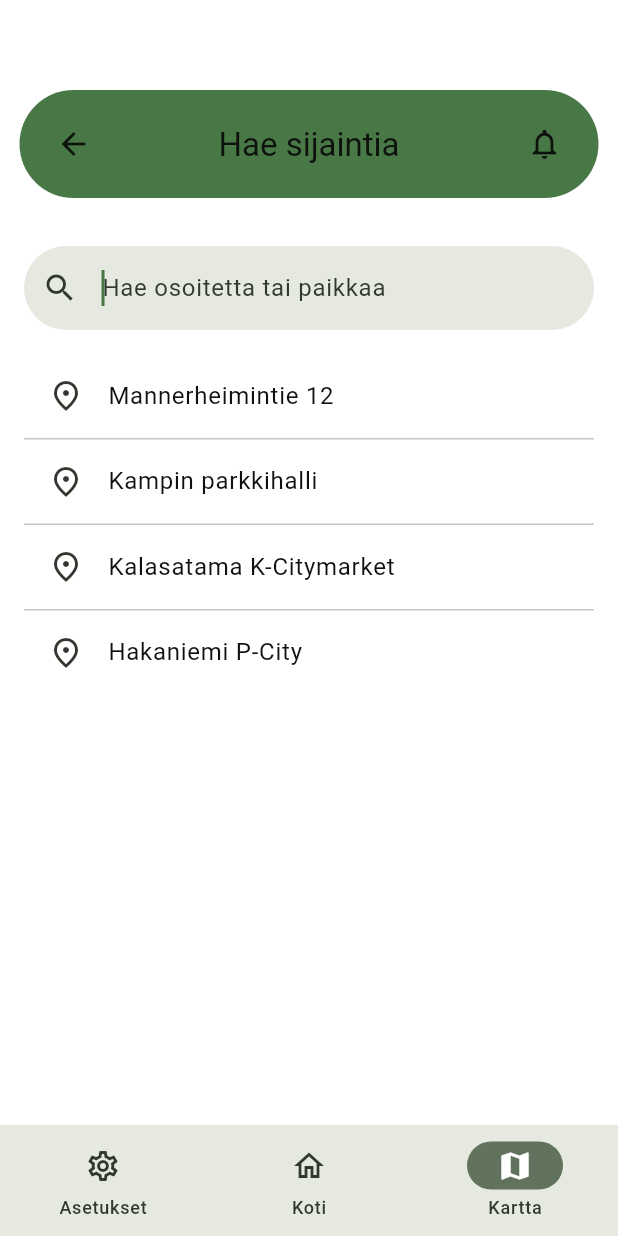
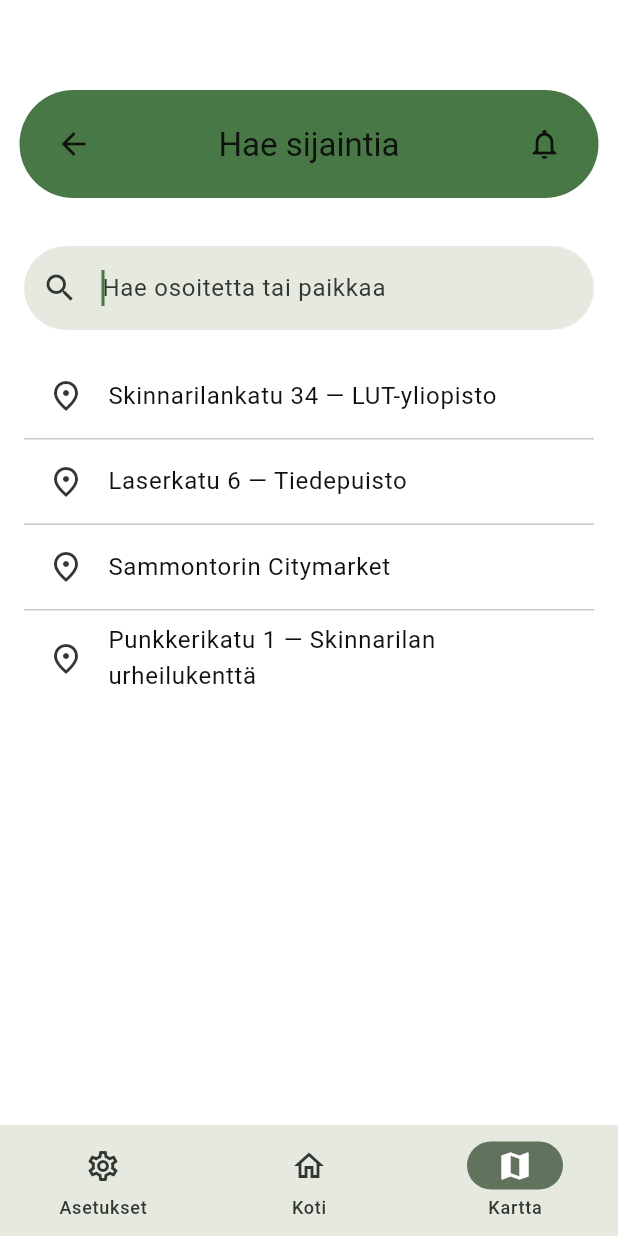
Before and after one commit to joniniemela/electrify-flutter, a Flutter app: the MapSearchScreen screen opened by its route, on a phone screen of 412 x 824 dp. Run offline on Flutter 3.47's test engine with Material 3 defaults, Android fonts, the phone set to English and light mode, and no system bars; our stand-ins replace flutter_riverpod, go_router, google_fonts, google_maps_flutter.

Commit message:
Relocate sample stations to LUT University campus
Replace Helsinki placeholder data with five plausible parking/charging
spots clustered around LUT-yliopisto in Skinnarila, Lappeenranta. The
map markers (and camera), history list, search results, notification
banner, and station detail screen now share consistent station names
so the campus story reads end-to-end.

Also commits the iOS CocoaPods workspace integration files left over
from `pod install` when google_maps_flutter was first added: the
Pods-Runner xcconfig references in project.pbxproj, the Pods.xcodeproj
reference in the workspace, and Podfile.lock. No API keys are touched
— secrets remain in gitignored android/local.properties,
ios/Flutter/Secrets.xcconfig, and web/env.js.

Co-Authored-By: Claude Opus 4.6 (1M context) <noreply@anthropic.com>

```diff
--- a/lib/features/charging/presentation/location_details_screen.dart
+++ b/lib/features/charging/presentation/location_details_screen.dart
@@ -42,7 +42,7 @@ class LocationDetailsScreen extends ConsumerWidget {
                   ),
                   const SizedBox(height: 8),
                   Text(
-                    'Mannerheimintie 12, 00100 Helsinki',
+                    'Skinnarilankatu 34, 53850 Lappeenranta',
                     style: Theme.of(context).textTheme.bodyLarge,
                   ),
                   const SizedBox(height: 16),
--- a/lib/features/history/presentation/charging_history_screen.dart
+++ b/lib/features/history/presentation/charging_history_screen.dart
@@ -12,10 +12,10 @@ class ChargingHistoryScreen extends ConsumerWidget {
 
   // TODO(logic): replace with provider-driven session list
   static const _sessions = [
-    _Session(id: '1', date: '12.3.2026', location: 'Mannerheimintie 12', cost: '3,86 €'),
-    _Session(id: '2', date: '08.3.2026', location: 'Kampin parkkihalli', cost: '5,12 €'),
-    _Session(id: '3', date: '01.3.2026', location: 'Kalasatama', cost: '7,94 €'),
-    _Session(id: '4', date: '24.2.2026', location: 'Hakaniemi P-City', cost: '2,40 €'),
+    _Session(id: '1', date: '12.3.2026', location: 'LUT-yliopiston pääparkki', cost: '3,86 €'),
+    _Session(id: '2', date: '08.3.2026', location: 'Tiedepuiston latauspiste', cost: '5,12 €'),
+    _Session(id: '3', date: '01.3.2026', location: 'Sammontorin Citymarket', cost: '7,94 €'),
+    _Session(id: '4', date: '24.2.2026', location: 'Skinnarilan urheilukenttä', cost: '2,40 €'),
   ];
 
   @override
--- a/lib/features/history/presentation/session_details_screen.dart
+++ b/lib/features/history/presentation/session_details_screen.dart
@@ -39,7 +39,7 @@ class SessionDetailsScreen extends ConsumerWidget {
                     style: Theme.of(context).textTheme.headlineMedium,
                   ),
                   const SizedBox(height: 8),
-                  const Text('Mannerheimintie 12, Helsinki'),
+                  const Text('Skinnarilankatu 34, Lappeenranta'),
                   const SizedBox(height: 4),
                   const Text('12.3.2026 · 14:32 – 15:46'),
                 ],
--- a/lib/features/map/presentation/map_search_screen.dart
+++ b/lib/features/map/presentation/map_search_screen.dart
@@ -12,10 +12,10 @@ class MapSearchScreen extends ConsumerWidget {
 
   // TODO(logic): provider-driven search results
   static const _results = [
-    'Mannerheimintie 12',
-    'Kampin parkkihalli',
-    'Kalasatama K-Citymarket',
-    'Hakaniemi P-City',
+    'Skinnarilankatu 34 — LUT-yliopisto',
+    'Laserkatu 6 — Tiedepuisto',
+    'Sammontorin Citymarket',
+    'Punkkerikatu 1 — Skinnarilan urheilukenttä',
   ];
 
   @override
--- a/lib/features/notifications/presentation/notifications_screen.dart
+++ b/lib/features/notifications/presentation/notifications_screen.dart
@@ -12,7 +12,7 @@ class NotificationsScreen extends ConsumerWidget {
   // TODO(logic): provider-driven notifications stream
   static const _notifications = [
     _N(icon: Icons.payment, title: 'Maksu veloitettu', body: '12.3.2026 · 3,86 €'),
-    _N(icon: Icons.event_available, title: 'Varaus vahvistettu', body: 'Mannerheimintie 12, klo 14:00'),
+    _N(icon: Icons.event_available, title: 'Varaus vahvistettu', body: 'Skinnarilankatu 34, klo 14:00'),
     _N(icon: Icons.local_offer, title: 'Tarjous', body: '20% alennus viikonloppuna'),
     _N(icon: Icons.info_outline, title: 'Sovellus päivitetty', body: 'Uusi versio 1.4.0 saatavilla'),
   ];
```
Also changed, not shown: lib/features/map/presentation/map_screen.dart (+25 -25 lines), 3 other files.
